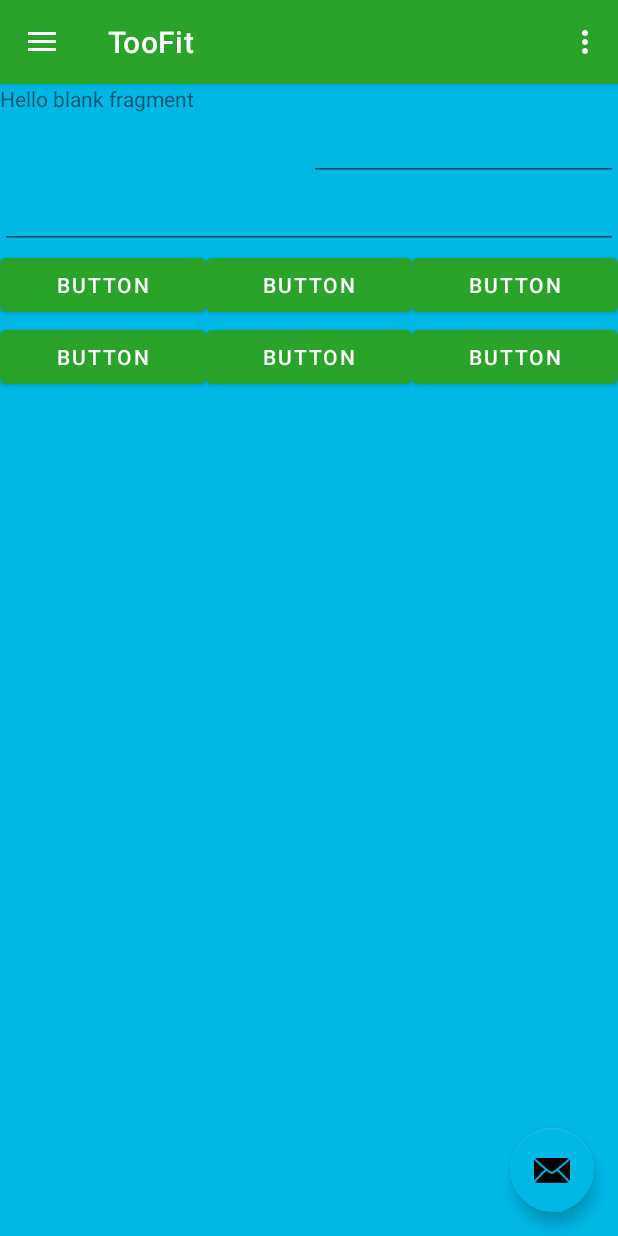
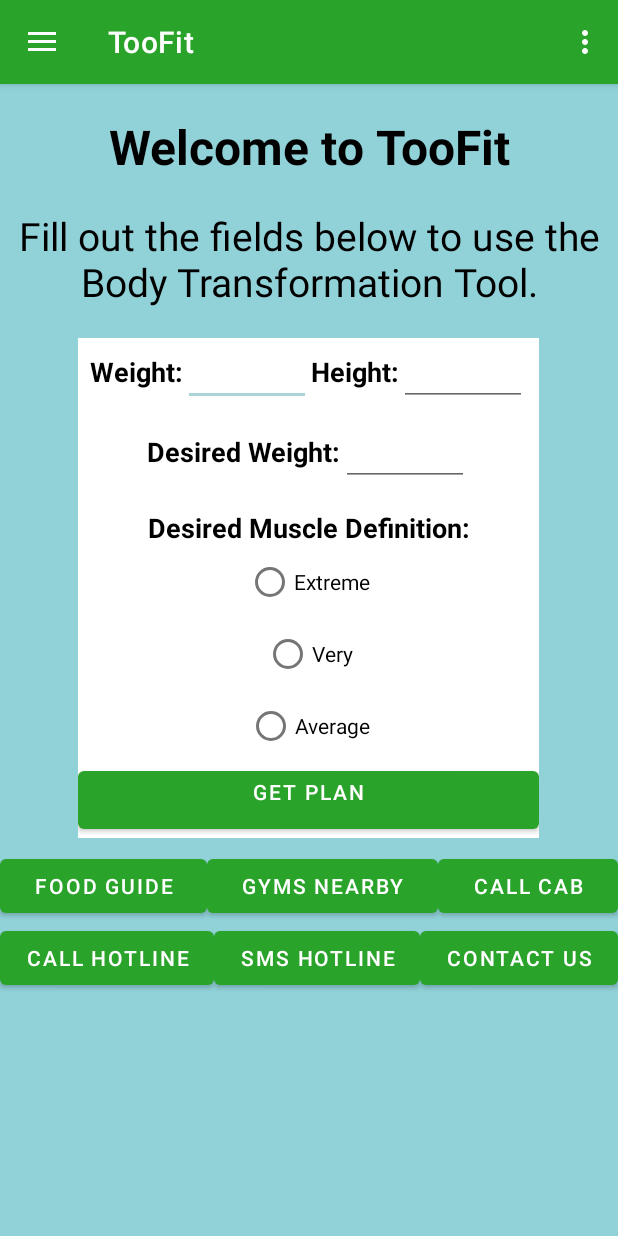
Before and after one commit to robbiebrush/TooFit, an Android app: the screen it shows after launch (MainActivity), on a phone screen of 412 x 824 dp. Run offline under Robolectric (Android 15) with nearby library versions, the phone set to English and light mode, and no system bars; our stand-ins replace navigation-ui.

Commit message:
Finished main screen layout

```diff
--- a/app/src/main/java/com/example/toofit/MainActivity.java
+++ b/app/src/main/java/com/example/toofit/MainActivity.java
@@ -29,19 +29,13 @@ public class MainActivity extends AppCompatActivity {
         setContentView(binding.getRoot());
 
         setSupportActionBar(binding.appBarMain.myToolbar);
-        binding.appBarMain.fabButt.setOnClickListener(new View.OnClickListener() {
-            public void onClick(View view) {
-                Snackbar.make(view, "Replace with action", Snackbar.LENGTH_LONG)
-                    .setAction("Action", null).show();
-            }
-        });
 
         DrawerLayout drawer = binding.drawerLayout;
         NavigationView navigationView = binding.navView;
         // Passing each menu ID as a set of Ids because each
         // menu should be considered as top level destinations.
         mAppBarConfiguration = new AppBarConfiguration.Builder(
-                R.id.nav_main)
+                R.id.nav_main, R.id.nav_proteins)
                 .setOpenableLayout(drawer)
                 .build();
         NavController navController = Navigation.findNavController(this, R.id.nav_host_fragment_content_main);
--- /dev/null
+++ b/app/src/main/res/drawable/ic_baseline_settings_24.xml
@@ -0,0 +1,10 @@
+<vector xmlns:android="http://schemas.android.com/apk/res/android"
+    android:width="24dp"
+    android:height="24dp"
+    android:viewportWidth="24"
+    android:viewportHeight="24"
+    android:tint="?attr/colorControlNormal">
+  <path
+      android:fillColor="@android:color/white"
+      android:pathData="M19.14,12.94c0.04,-0.3 0.06,-0.61 0.06,-0.94c0,-0.32 -0.02,-0.64 -0.07,-0.94l2.03,-1.58c0.18,-0.14 0.23,-0.41 0.12,-0.61l-1.92,-3.32c-0.12,-0.22 -0.37,-0.29 -0.59,-0.22l-2.39,0.96c-0.5,-0.38 -1.03,-0.7 -1.62,-0.94L14.4,2.81c-0.04,-0.24 -0.24,-0.41 -0.48,-0.41h-3.84c-0.24,0 -0.43,0.17 -0.47,0.41L9.25,5.35C8.66,5.59 8.12,5.92 7.63,6.29L5.24,5.33c-0.22,-0.08 -0.47,0 -0.59,0.22L2.74,8.87C2.62,9.08 2.66,9.34 2.86,9.48l2.03,1.58C4.84,11.36 4.8,11.69 4.8,12s0.02,0.64 0.07,0.94l-2.03,1.58c-0.18,0.14 -0.23,0.41 -0.12,0.61l1.92,3.32c0.12,0.22 0.37,0.29 0.59,0.22l2.39,-0.96c0.5,0.38 1.03,0.7 1.62,0.94l0.36,2.54c0.05,0.24 0.24,0.41 0.48,0.41h3.84c0.24,0 0.44,-0.17 0.47,-0.41l0.36,-2.54c0.59,-0.24 1.13,-0.56 1.62,-0.94l2.39,0.96c0.22,0.08 0.47,0 0.59,-0.22l1.92,-3.32c0.12,-0.22 0.07,-0.47 -0.12,-0.61L19.14,12.94zM12,15.6c-1.98,0 -3.6,-1.62 -3.6,-3.6s1.62,-3.6 3.6,-3.6s3.6,1.62 3.6,3.6S13.98,15.6 12,15.6z"/>
+</vector>
--- a/app/src/main/res/layout/app_bar_main.xml
+++ b/app/src/main/res/layout/app_bar_main.xml
@@ -25,13 +25,4 @@
 
     <include layout="@layout/content_main" />
 
-    <com.google.android.material.floatingactionbutton.FloatingActionButton
-        android:id="@+id/fabButt"
-        android:layout_width="wrap_content"
-        android:layout_height="wrap_content"
-        android:layout_gravity="bottom|end"
-        android:layout_marginEnd="@dimen/fab_margin"
-        android:layout_marginBottom="16dp"
-        app:srcCompat="@android:drawable/ic_dialog_email" />
-
 </androidx.coordinatorlayout.widget.CoordinatorLayout>
--- a/app/src/main/res/layout/fragment_main.xml
+++ b/app/src/main/res/layout/fragment_main.xml
@@ -10,67 +10,162 @@
     <TextView
         android:layout_width="match_parent"
         android:layout_height="wrap_content"
-        android:text="@string/hello_blank_fragment" />
-
+        android:gravity="center"
+        android:paddingHorizontal="5dp"
+        android:paddingTop="20dp"
+        android:text="@string/greetingText1"
+        android:textColor="@color/black"
+        android:textSize="32sp"
+        android:textStyle="bold" />
+    <TextView
+        android:layout_width="match_parent"
+        android:layout_height="wrap_content"
+        android:gravity="center"
+        android:paddingTop="20dp"
+        android:paddingHorizontal="5dp"
+        android:text="@string/greetingText2"
+        android:textColor="@color/black"
+        android:textSize="26sp"
+        android:paddingBottom="20dp"/>
+    <LinearLayout
+        android:layout_width="wrap_content"
+        android:layout_height="wrap_content"
+        android:orientation="vertical"
+        android:background="@color/white"
+        android:layout_gravity="center">
         <LinearLayout
             android:orientation="horizontal"
             android:layout_width="match_parent"
-        android:layout_height="wrap_content">
+            android:layout_height="wrap_content"
+            android:paddingHorizontal="8dp">
 
-        <EditText
-            android:id="@+id/editTextNumber2"
+            <TextView
                 android:layout_width="wrap_content"
                 android:layout_height="wrap_content"
                 android:layout_weight="1"
-            android:ems="10"
+                android:text="@string/weight"
+                android:textColor="@color/black"
+                android:textSize="18sp"
+                android:textStyle="bold"/>
+
+            <EditText
+                android:id="@+id/weightInput"
+                android:layout_width="wrap_content"
+                android:layout_height="wrap_content"
+                android:layout_weight="1"
+                android:ems="4"
                 android:inputType="number" />
+
+            <TextView
+                android:layout_width="wrap_content"
+                android:layout_height="wrap_content"
+                android:layout_weight="1"
+                android:text="@string/height"
+                android:textColor="@color/black"
+                android:textSize="18sp"
+                android:textStyle="bold"/>
 
             <EditText
                 android:id="@+id/editTextNumber3"
                 android:layout_width="wrap_content"
                 android:layout_height="wrap_content"
                 android:layout_weight="1"
-            android:ems="10"
+                android:ems="4"
                 android:inputType="number" />
 
         </LinearLayout>
 
+        <LinearLayout
+            android:layout_width="match_parent"
+            android:layout_height="wrap_content"
+            android:gravity="center"
+            android:paddingHorizontal="8dp"
+            android:paddingTop="8dp">
+
+            <TextView
+                android:layout_width="wrap_content"
+                android:layout_height="wrap_content"
+                android:text="@string/desiredWeight"
+                android:textColor="@color/black"
+                android:textSize="18sp"
+                android:textStyle="bold"/>
+
             <EditText
                 android:id="@+id/editTextNumber4"
+                android:layout_width="wrap_content"
+                android:layout_height="wrap_content"
+                android:ems="4"
+                android:inputType="number" />
+        </LinearLayout>
+
+        <TextView
             android:layout_width="match_parent"
             android:layout_height="wrap_content"
-        android:ems="10"
-        android:inputType="number" />
+            android:text="@string/desiredMuscle"
+            android:textColor="@color/black"
+            android:textSize="18sp"
+            android:gravity="center"
+            android:paddingTop="15dp"
+            android:textStyle="bold"/>
 
         <RadioGroup
             android:layout_width="match_parent"
-        android:layout_height="wrap_content" />
+            android:layout_height="wrap_content"
+            android:gravity="center">
+
+            <RadioButton
+                android:id="@+id/extremeRadio"
+                android:layout_width="wrap_content"
+                android:layout_height="wrap_content"
+                android:text="@string/extreme" />
+            <RadioButton
+                android:id="@+id/veryRadio"
+                android:layout_width="wrap_content"
+                android:layout_height="wrap_content"
+                android:text="@string/very" />
+            <RadioButton
+                android:id="@+id/averageRadio"
+                android:layout_width="wrap_content"
+                android:layout_height="wrap_content"
+                android:text="@string/average" />
+
+        </RadioGroup>
+
+        <Button
+            android:id="@+id/planButton"
+            android:layout_width="match_parent"
+            android:layout_height="wrap_content"
+            android:text="@string/getPlan"
+            android:gravity="center"
+            android:paddingBottom="15dp"/>
+    </LinearLayout>
 
     <LinearLayout
         android:orientation="horizontal"
         android:layout_width="match_parent"
-        android:layout_height="wrap_content" >
+        android:layout_height="wrap_content"
+        android:paddingTop="8dp">
 
         <Button
-            android:id="@+id/button3"
+            android:id="@+id/webButton"
             android:layout_width="wrap_content"
             android:layout_height="wrap_content"
             android:layout_weight="1"
-            android:text="Button" />
+            android:text="Food Guide" />
 
         <Button
-            android:id="@+id/button2"
+            android:id="@+id/mapButton"
             android:layout_width="wrap_content"
             android:layout_height="wrap_content"
             android:layout_weight="1"
-            android:text="Button" />
+            android:text="Gyms Nearby" />
 
         <Button
-            android:id="@+id/button"
+            android:id="@+id/cabButton"
             android:layout_width="wrap_content"
             android:layout_height="wrap_content"
             android:layout_weight="1"
-            android:text="Button" />
+            android:text="Call Cab" />
 
     </LinearLayout>
 
@@ -80,25 +175,25 @@
         android:layout_height="wrap_content" >
 
         <Button
-            android:id="@+id/button6"
+            android:id="@+id/phoneHotlineButton"
             android:layout_width="wrap_content"
             android:layout_height="wrap_content"
             android:layout_weight="1"
-            android:text="Button" />
+            android:text="Call Hotline" />
 
         <Button
-            android:id="@+id/button5"
+            android:id="@+id/smsHotlineButton"
             android:layout_width="wrap_content"
             android:layout_height="wrap_content"
             android:layout_weight="1"
-            android:text="Button" />
+            android:text="SMS Hotline" />
 
         <Button
-            android:id="@+id/button4"
+            android:id="@+id/contactUSButton"
             android:layout_width="wrap_content"
             android:layout_height="wrap_content"
             android:layout_weight="1"
-            android:text="Button" />
+            android:text="Contact Us" />
 
     </LinearLayout>
 
--- a/app/src/main/res/values/colors.xml
+++ b/app/src/main/res/values/colors.xml
@@ -3,8 +3,8 @@
     <color name="green_200">#2eb82e</color>
     <color name="green_500">#29a329</color>
     <color name="green_700">#1f7a1f</color>
-    <color name="blue_200">#00b8e6</color>
-    <color name="blue_700">#00b8e6</color>
+    <color name="blue_200">#a9d4d9</color>
+    <color name="blue_700">#91d2d9</color>
     <color name="black">#FF000000</color>
     <color name="white">#FFFFFFFF</color>
 </resources>
--- a/app/src/main/res/values/strings.xml
+++ b/app/src/main/res/values/strings.xml
@@ -5,4 +5,19 @@
     <string name="nav_header_subtitle">Nutritional Categories</string>
     <!-- TODO: Remove or change this placeholder text -->
     <string name="hello_blank_fragment">Hello blank fragment</string>
+    <string name="greetingText1">Welcome to TooFit</string>
+    <string name="greetingText2">Fill out the fields below to use the Body Transformation Tool.</string>
+    <string name="weight">Weight:</string>
+    <string name="height">Height:</string>
+    <string name="desiredWeight">Desired Weight:</string>
+    <string name="desiredMuscle">Desired Muscle Definition:</string>
+    <string name="extreme">Extreme</string>
+    <string name="very">Very</string>
+    <string name="average">Average</string>
+    <string name="getPlan">Get Plan</string>
+    <string name="proteins">Proteins</string>
+    <string name="grains">Grains</string>
+    <string name="vegetables">Vegetables</string>
+    <string name="fruits">Fruits</string>
+    <string name="dairy">Dairy</string>
 </resources>
```
Lines whose indentation alone changed are shown as unchanged.
